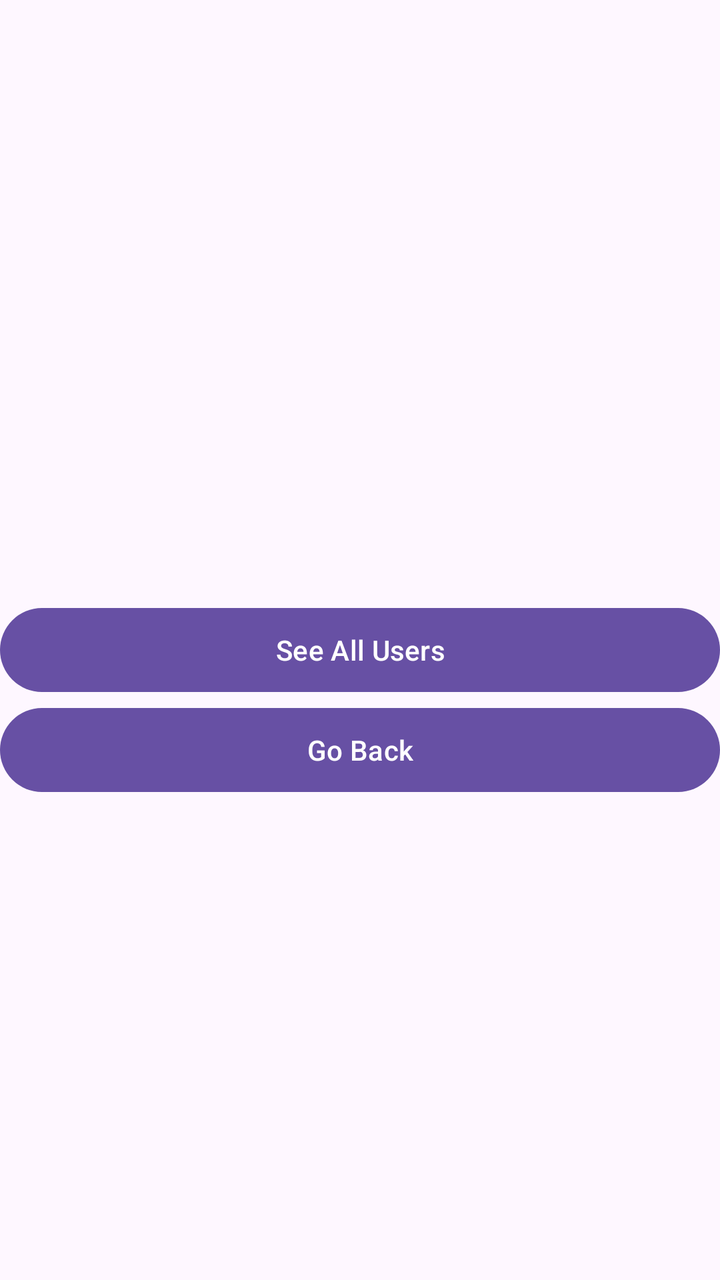
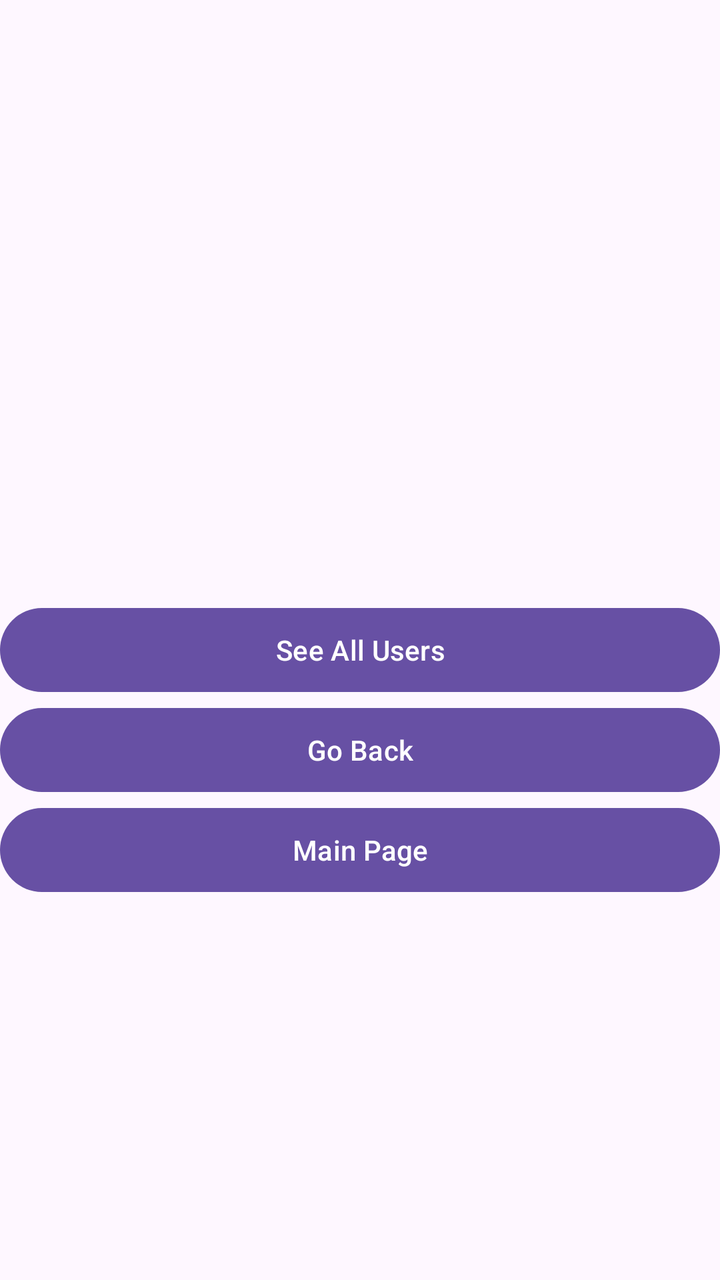

An Android layout rendered at two revisions. The XML below is the earlier revision; the diff shows what the commit changed to produce the second picture.
<!-- AndroidManifest.xml: application theme Theme.Project -->
<!-- res/layout/ownerlyt.xml -->
<?xml version="1.0" encoding="utf-8"?>
<LinearLayout xmlns:android="http://schemas.android.com/apk/res/android" android:layout_width="match_parent" android:layout_height="match_parent" android:orientation="vertical">

    <Button android:id="@+id/btnCht" android:layout_width="match_parent" android:layout_height="50dp" android:layout_marginTop="300dp" android:text="See All Users"></Button>

    <Button android:id="@+id/GoBack" android:layout_width="match_parent" android:layout_height="50dp" android:text="Go Back"></Button>



</LinearLayout>
<!-- resources referenced by this layout -->
<resources>
  <style name="Theme.Project" parent="Base.Theme.Project" />
  <style name="Base.Theme.Project" parent="Theme.Material3.DayNight.NoActionBar">
          
          
      </style>
</resources>

<!-- the commit's change to res/layout/ownerlyt.xml (unified diff, before → after) -->
@@ -5,6 +5,6 @@
 
     <Button android:id="@+id/GoBack" android:layout_width="match_parent" android:layout_height="50dp" android:text="Go Back"></Button>
 
-
+    <Button android:id="@+id/Mainpg" android:layout_width="match_parent" android:layout_height="50dp" android:text="Main Page"></Button>
 
 </LinearLayout>
